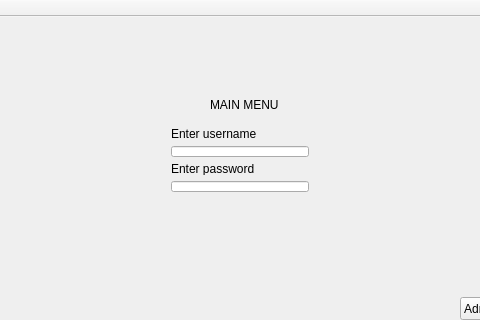
TheSoullessOne/Group-Project-1, file Forms/mainwindow.ui: the form before one commit; both pictures show x 90 to 570 and y 0 to 320 of the 763 by 502 pixel window.
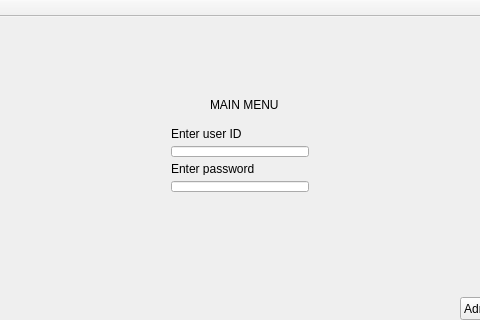
The form after the commit. The open tabs and pages were chosen to show the change.

```diff
--- a/Forms/mainwindow.ui
+++ b/Forms/mainwindow.ui
@@ -40,7 +40,7 @@
        <item>
         <widget class="QLabel" name="userNameLabel">
          <property name="text">
-          <string>Enter username</string>
+          <string>Enter user ID</string>
          </property>
         </widget>
        </item>
```
Left out of the diff: 8 changed lines with no effect on the pictures.
